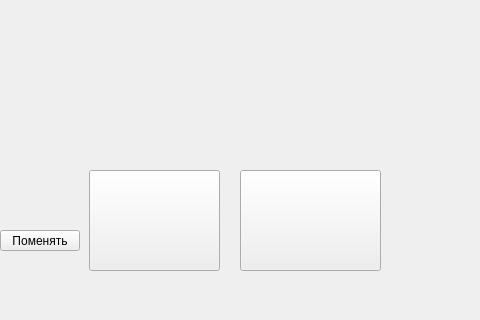
Before: the Qt Designer form gamewindow.ui in AndayGriF/Restructuring, drawn with Qt 5; both pictures show x 380 to 860 and y 280 to 600 of the 1224 by 600 pixel window.
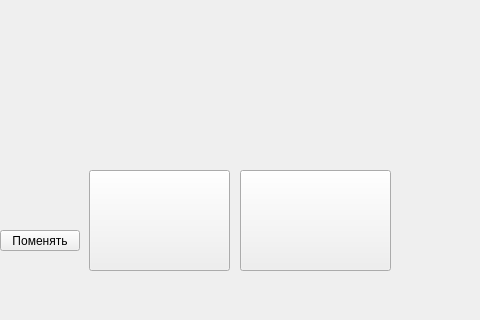
After: the same form once the commit is applied.

Commit message: f***ing commit

Patch:
```diff
--- a/gamewindow.ui
+++ b/gamewindow.ui
@@ -19,7 +19,7 @@
      <rect>
       <x>469</x>
       <y>450</y>
-      <width>131</width>
+      <width>141</width>
       <height>101</height>
      </rect>
     </property>
@@ -32,7 +32,7 @@
      <rect>
       <x>620</x>
       <y>450</y>
-      <width>141</width>
+      <width>151</width>
       <height>101</height>
      </rect>
     </property>
```
